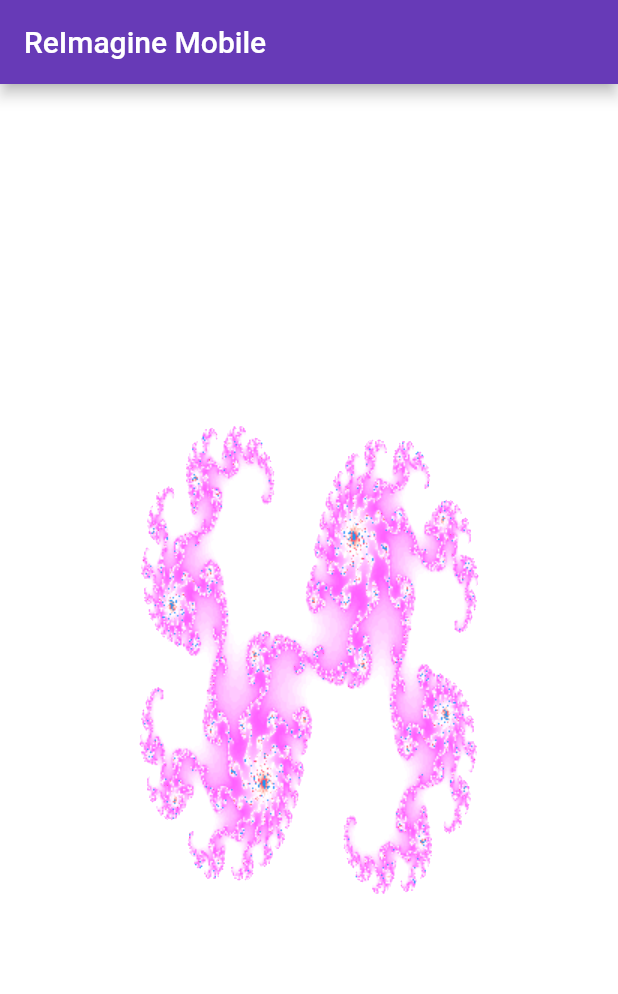
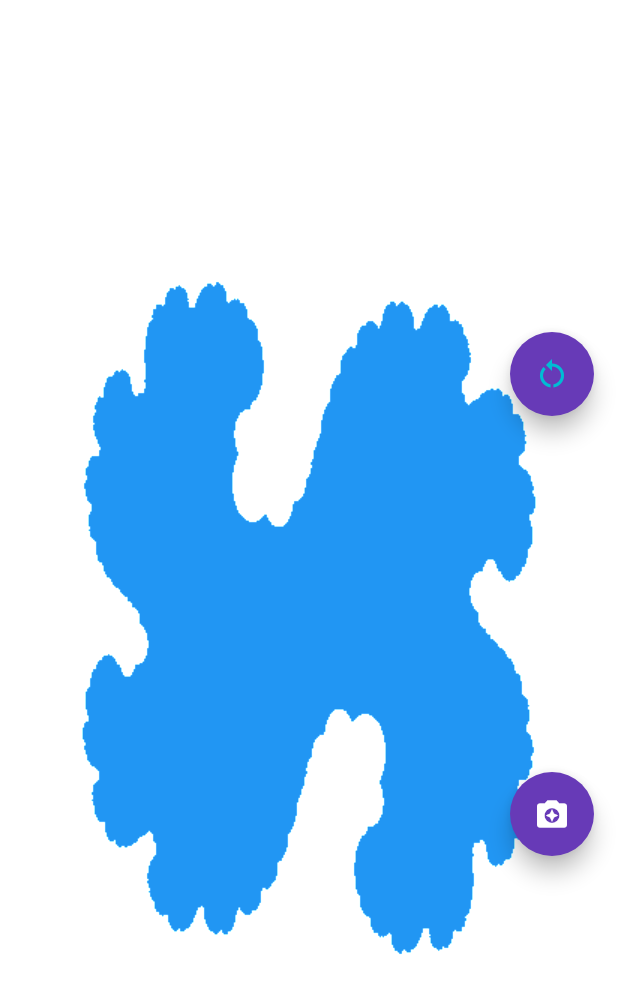
Before and after one commit to Pp-4/ReImagineMobile, a Flutter app: the screen it shows after launch, on a phone screen of 412 x 824 dp. Shown: the top 994 px of the screen. Run offline on Flutter 3.47's test engine with Material 2 defaults, Android fonts, the phone set to English and light mode, and no system bars.

Commit message:
zmiany
Signed-off-by: Pp-4 <39858427+Pp-4@users.noreply.github.com>

```diff
--- a/lib/fractals.dart
+++ b/lib/fractals.dart
@@ -4,7 +4,7 @@ import "dart:ui";
 //ported form c#
 
 class JuliaSet {
-  //m.a.g.i.c. tm happens here
+  //Magic happens here
   Punkt C = Punkt(0, 0), min = Punkt(-2, -2), max = Punkt(2, 2);
   int resX = 0, resY = 0;
   late List<List<Punkt>> pointMatrix;
@@ -38,8 +38,8 @@ class JuliaSet {
         for (int j = 0; j < resY; j++) {
           if (depthMatrix[i][j] < 1) {
             //number different than 0 means that point had already escaped and can be omitted form calculations
-            pointMatrix[i][j] = nextPoint(pointMatrix[i][j], C);
-            depthMatrix[i][j] = finalCheck(pointMatrix[i][j]) ? escape(currentDepth, pointMatrix[i][j]): -1;
+            pointMatrix[i][j] = _nextPoint(pointMatrix[i][j], C);
+            depthMatrix[i][j] = _finalCheck(pointMatrix[i][j]) ? escape(currentDepth, pointMatrix[i][j]): -1;
             //mark point's depth of escape
           }
         }
@@ -57,17 +57,17 @@ class JuliaSet {
     int x = resX, y = resY;
     for (int i = 0; i < x; i++) {
       for (int j = 0; j < y; j++) {
-        depthMatrix[i][j] = juliaHelp(pointMatrix[i][j], iterations);
+        depthMatrix[i][j] = _juliaHelp(pointMatrix[i][j], iterations);
       }
     }
     return depthMatrix;
   }
 
-  double juliaHelp(Punkt a, int iterations) {
+  double _juliaHelp(Punkt a, int iterations) {
     //return number of iterations after which point diverges , return -1 if it doesn't
     for (int i = 0; i <= iterations; i++) {
-      if (finalCheck(a, 2)) return i.toDouble();
-      a = nextPoint(a, C);
+      if (_finalCheck(a, 2)) return i.toDouble();
+      a = _nextPoint(a, C);
     }
     return -1.0;
   }
@@ -79,10 +79,10 @@ class JuliaSet {
     if (slowMethodUsed) populateMatrix();
   }
 
-  static Punkt nextPoint(Punkt a, Punkt c) => Punkt(a.X * a.X - a.Y * a.Y + c.X,2.0 * a.X * a.Y + c.Y);
+  static Punkt _nextPoint(Punkt a, Punkt c) => Punkt(a.X * a.X - a.Y * a.Y + c.X,2.0 * a.X * a.Y + c.Y);
   //calculate point's next position
 
-  static bool finalCheck(Punkt a, [int escapeRadius = 2]) => a.X.abs() > escapeRadius || a.Y.abs() > escapeRadius;
+  static bool _finalCheck(Punkt a, [int escapeRadius = 2]) => a.X.abs() > escapeRadius || a.Y.abs() > escapeRadius;
   //check if point is outside escape radius
 
   populateMatrix() {
--- a/lib/main.dart
+++ b/lib/main.dart
@@ -17,46 +17,50 @@ class Root extends StatefulWidget {
 class RootState extends State<Root> {
   double initialScale = 1.0, scaleFactor = 1.0, currentScale = 1.0;
   Punkt C = Punkt(0.3305, -0.042),
-      min = Punkt(-2, -2),
-      max = Punkt(2, 2),
+      min = Punkt(-1.5, -1.5),
+      max = Punkt(1.5, 1.5),
       focus = Punkt(0, 0),
-      minScale = Punkt(-2,-2),
-      maxScale = Punkt(2, 2);
+      minScale = Punkt(-1.5, -1.5),
+      maxScale = Punkt(1.5, 1.5);
   bool desktop = Platform.isMacOS || Platform.isLinux || Platform.isWindows;
+  bool zoomLock = false;
+
 
   @override
+
   Widget build(BuildContext context) {
     return MaterialApp(
+
       debugShowCheckedModeBanner: false,
       title: 'ReImagine Mobile',
       theme: ThemeData(primarySwatch: Colors.deepPurple),
       home: Builder(builder: (BuildContext context) {
 
-        var mediaQueryData = MediaQuery.of(context).size;
-        final screenSize = Punkt(mediaQueryData.width, mediaQueryData.height-kToolbarHeight);
-        print(screenSize);
+        final screenSize = Punkt(MediaQuery.of(context).size.width,MediaQuery.of(context).size.height);
+
+
+
         return Scaffold(
-          appBar: AppBar(
-            title: const Text('ReImagine Mobile'),
-          ),
-          body: GestureDetector(//this widget provides interaction with rendering function
+          body: GestureDetector(
+            //this widget provides interaction with rendering function
             onScaleStart: (details) {
               setState(() {
-                print("${details.focalPoint} start");
                 focus = Punkt.offset(details.focalPoint);
+                zoomLock = true;
               });
-
             },
             onScaleUpdate: (details) {
               setState(() {
                 //zooming
                 //update temporary zoom scale
-                if (details.pointerCount > 1) {
                 scaleFactor = details.scale;
                 currentScale = scaleFactor * initialScale;
 
+                if (details.pointerCount == 1) {
+                  // update C
+                  C = Conv.positionMap(Punkt(0, 0), screenSize, minScale,
+                      maxScale, details.focalPoint);
                 }
-                C = Conv.positionMap(Punkt(0,0),screenSize,minScale,maxScale,details.focalPoint);
                 //panning
                 //rate of panning is influenced by zoom
 
@@ -66,44 +70,46 @@ class RootState extends State<Root> {
             onScaleEnd: (details) {
               setState(() {
                 //zooming
-                if(details.pointerCount>1){
                 minScale.X = min.X / (currentScale / 2);
                 minScale.Y = min.Y / (currentScale / 2);
                 maxScale.X = max.X / (currentScale / 2);
                 maxScale.Y = max.Y / (currentScale / 2);
                 initialScale = currentScale;
-                }
+                zoomLock = false;
                 //panning
                 //print(details.velocity);
                 //changing C
               });
             },
-            onDoubleTapDown: (details){
+            onTapDown: (details) {
               setState(() {
                 print(details.globalPosition);
                 print(details.localPosition);
-                print(Conv.positionMap(Punkt(0,0),screenSize,minScale,maxScale,details.localPosition));
-                minScale.X *=0.8;
-                minScale.Y *=0.8;
-                maxScale.X *=0.8;
-                maxScale.Y *=0.8;
-                initialScale = currentScale*1.25;
+                print(Conv.positionMap(Punkt(0, 0), screenSize, minScale,
+                    maxScale, details.localPosition));
+                minScale.X *= 0.8;
+                minScale.Y *= 0.8;
+                maxScale.X *= 0.8;
+                maxScale.Y *= 0.8;
+                initialScale = currentScale * 1.25;
               });
             },
-            onSecondaryTap: (){
+            onSecondaryTap: () {
               setState(() {
-                minScale.X *=(1/0.8);
-                minScale.Y *=(1/0.8);
-                maxScale.X *=(1/0.8);
-                maxScale.Y *=(1/0.8);
+                minScale.X *= (1 / 0.8);
+                minScale.Y *= (1 / 0.8);
+                maxScale.X *= (1 / 0.8);
+                maxScale.Y *= (1 / 0.8);
               });
             },
-            child: Container(//this widget contains rendered image
+            child: Container(
+              //this widget contains rendered image
               color: Colors.blue,
-              width:double.infinity,
+              width: double.infinity,
               child: Center(
                 child: FutureBuilder<ui.Image>(
-                  future: Draw.makeImage(screenSize.X.toInt(), screenSize.Y.toInt(), 100, C, minScale, maxScale),
+                  future: Draw.makeImage(screenSize.X.toInt(),
+                      screenSize.Y.toInt(), 10, C, minScale, maxScale),
                   builder: (context, snapshot) {
                     if (snapshot.hasData) {
                       return RawImage(image: snapshot.data);
@@ -115,8 +121,36 @@ class RootState extends State<Root> {
               ),
             ),
           ),
+          floatingActionButton: Column(
+              mainAxisAlignment: MainAxisAlignment.spaceEvenly,
+              children: [
+                FloatingActionButton(
+                  //reset button
+                  onPressed: () => setState(() {
+                    minScale = min;
+                    maxScale = max;
+                    initialScale = 1.0;
+                    scaleFactor = 1.0;
+                    currentScale = 1.0;
+                    C = Punkt(0.3305, -0.042);
+                  }),
+                  tooltip: 'Reset',
+                  child: const Icon(Icons.restart_alt,color: Colors.cyan,),
+                ),
+                FloatingActionButton(
+                  //state button
+                  onPressed: () => setState(() => zoomLock != zoomLock),
+                  tooltip: 'Enable C change',
+                  child: const Icon(Icons.enhance_photo_translate),
+                ),
+              ]),
         );
       }),
     );
   }
 }
+
+zoomIn() {}
+zoomOut() {}
+pan() {}
+changeC() {}
```
Also changed, not shown: lib/space_converter.dart (+11 -5 lines). Lines whose indentation alone changed are shown as unchanged.
